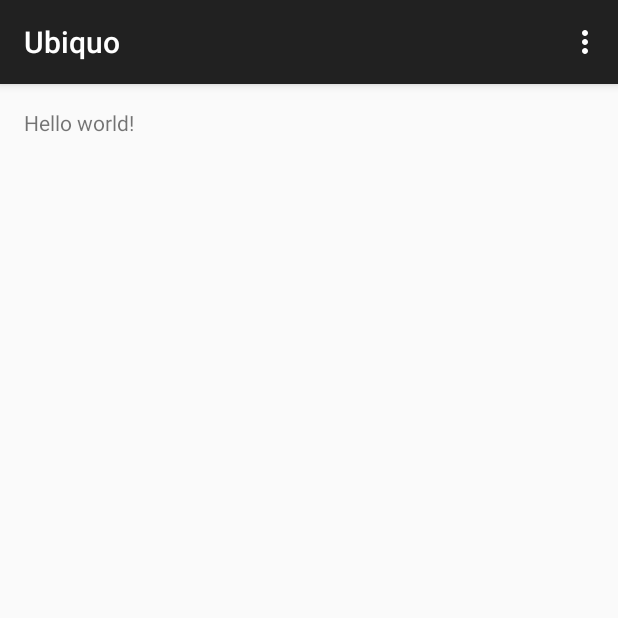
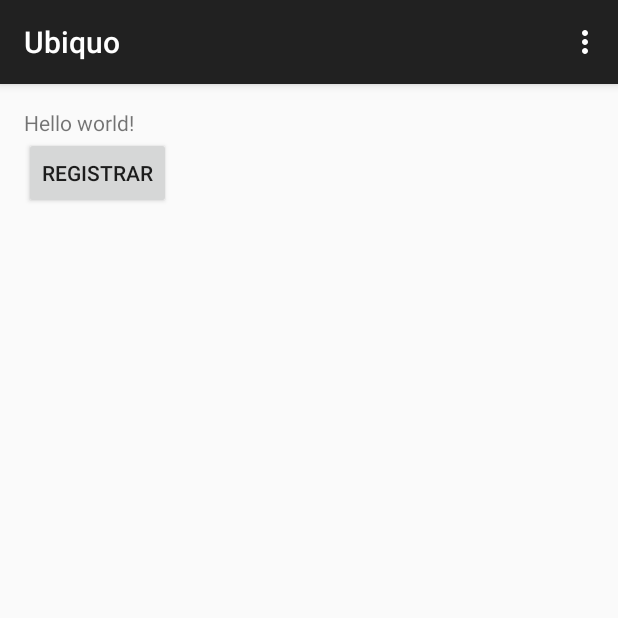
Before and after one commit to jamsac2012/Ubiquo-App, an Android app: the screen it shows after launch (MainActivity), on a phone screen of 412 x 824 dp, the top half of it. Run offline under Robolectric (Android 15) with nearby library versions, the phone set to English and light mode, and no system bars.

Commit message:
02 Refactor: Se agrega la depencia en el Gradle para Google Play Services

```diff
--- a/app/build.gradle
+++ b/app/build.gradle
@@ -22,4 +22,5 @@ android {
 dependencies {
     compile fileTree(dir: 'libs', include: ['*.jar'])
     compile 'com.android.support:appcompat-v7:22.1.1'
+    compile "com.google.android.gms:play-services:7.3.0" // Dependencia que invoca la libreria de Google Play Services
 }
--- a/app/src/main/res/layout/activity_main.xml
+++ b/app/src/main/res/layout/activity_main.xml
@@ -6,6 +6,16 @@
     android:paddingBottom="@dimen/activity_vertical_margin" tools:context=".MainActivity">
 
     <TextView android:text="@string/hello_world" android:layout_width="wrap_content"
-        android:layout_height="wrap_content" />
+        android:layout_height="wrap_content"
+        android:id="@+id/textView" />
+
+    <Button
+        android:layout_width="wrap_content"
+        android:layout_height="wrap_content"
+        android:text="Registrar"
+        android:id="@+id/btn_registrar"
+        android:layout_below="@+id/textView"
+        android:layout_alignParentLeft="true"
+        android:layout_alignParentStart="true" />
 
 </RelativeLayout>
--- a/build.gradle
+++ b/build.gradle
@@ -6,6 +6,7 @@ buildscript {
     }
     dependencies {
         classpath 'com.android.tools.build:gradle:1.2.0'
+
 
         // NOTE: Do not place your application dependencies here; they belong
         // in the individual module build.gradle files
```
Also changed, not shown: 1 other file.
